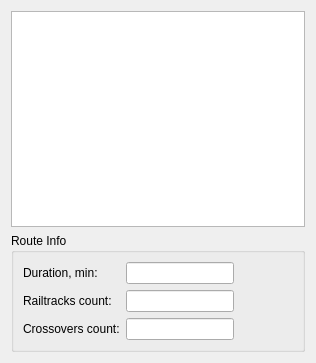
Old version of the form ui/mapview.ui in the repository etengabeko/metromap.
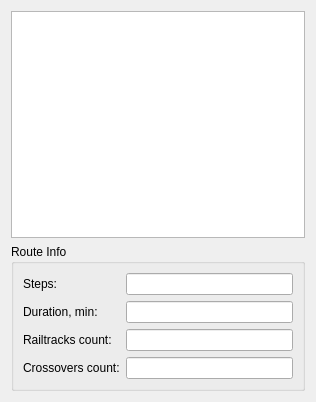
New version of the form.

Commit message: Add crossovers lines

```diff
--- a/ui/mapview.ui
+++ b/ui/mapview.ui
@@ -7,7 +7,7 @@
     <x>0</x>
     <y>0</y>
     <width>316</width>
-    <height>363</height>
+    <height>402</height>
    </rect>
   </property>
   <property name="windowTitle">
@@ -23,28 +23,45 @@
       <string>Route Info</string>
      </property>
      <layout class="QGridLayout" name="gridLayout">
-      <item row="0" column="1">
-       <widget class="QLineEdit" name="costLineEdit">
-        <property name="readOnly">
-         <bool>true</bool>
-        </property>
-       </widget>
-      </item>
-      <item row="2" column="1">
-       <widget class="QLineEdit" name="crossoversLineEdit">
-        <property name="readOnly">
-         <bool>true</bool>
-        </property>
-       </widget>
-      </item>
       <item row="1" column="0">
+       <widget class="QLabel" name="label">
+        <property name="text">
+         <string>Duration, min:</string>
+        </property>
+       </widget>
+      </item>
+      <item row="2" column="0">
        <widget class="QLabel" name="label_2">
         <property name="text">
          <string>Railtracks count:</string>
         </property>
        </widget>
       </item>
-      <item row="2" column="0">
+      <item row="1" column="1">
+       <widget class="QLineEdit" name="costLineEdit">
+        <property name="readOnly">
+         <bool>true</bool>
+        </property>
+       </widget>
+      </item>
+      <item row="2" column="1">
+       <widget class="QLineEdit" name="railtracksLineEdit">
+        <property name="readOnly">
+         <bool>true</bool>
+        </property>
+       </widget>
+      </item>
+      <item row="0" column="1">
+       <widget class="QLineEdit" name="stepsLineEdit"/>
+      </item>
+      <item row="3" column="1">
+       <widget class="QLineEdit" name="crossoversLineEdit">
+        <property name="readOnly">
+         <bool>true</bool>
+        </property>
+       </widget>
+      </item>
+      <item row="3" column="0">
        <widget class="QLabel" name="label_3">
         <property name="text">
          <string>Crossovers count:</string>
@@ -52,58 +69,12 @@
        </widget>
       </item>
       <item row="0" column="0">
-       <widget class="QLabel" name="label">
+       <widget class="QLabel" name="label_4">
         <property name="text">
-         <string>Duration, min:</string>
+         <string>Steps:</string>
         </property>
        </widget>
       </item>
-      <item row="1" column="1">
-       <widget class="QLineEdit" name="railtracksLineEdit">
-        <property name="readOnly">
-         <bool>true</bool>
-        </property>
-       </widget>
-      </item>
-      <item row="0" column="2">
-       <spacer name="horizontalSpacer">
-        <property name="orientation">
-         <enum>Qt::Horizontal</enum>
-        </property>
-        <property name="sizeHint" stdset="0">
-         <size>
-          <width>40</width>
-          <height>20</height>
-         </size>
-        </property>
-       </spacer>
-      </item>
-      <item row="1" column="2">
-       <spacer name="horizontalSpacer_2">
-        <property name="orientation">
-         <enum>Qt::Horizontal</enum>
-        </property>
-        <property name="sizeHint" stdset="0">
-         <size>
-          <width>40</width>
-          <height>20</height>
-         </size>
-        </property>
-       </spacer>
-      </item>
-      <item row="2" column="2">
-       <spacer name="horizontalSpacer_3">
-        <property name="orientation">
-         <enum>Qt::Horizontal</enum>
-        </property>
-        <property name="sizeHint" stdset="0">
-         <size>
-          <width>40</width>
-          <height>20</height>
-         </size>
-        </property>
-       </spacer>
-      </item>
      </layout>
     </widget>
    </item>
```
The commit also changes 6 other files.
